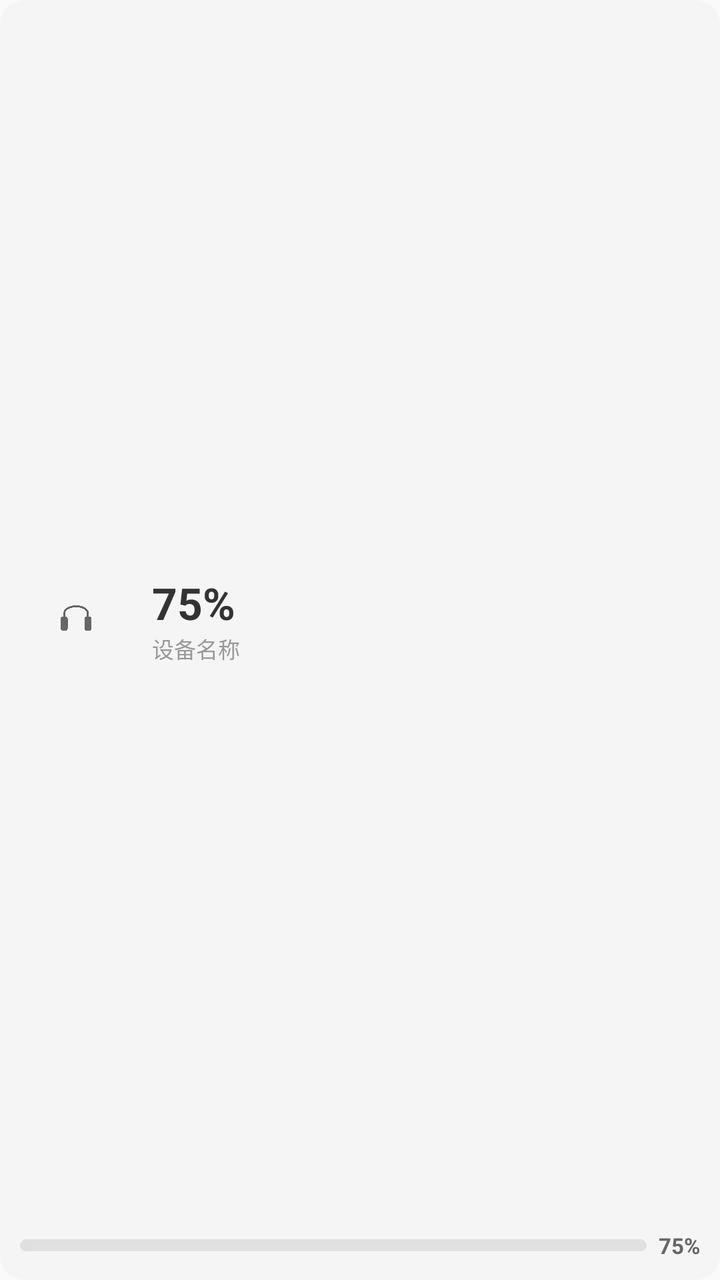
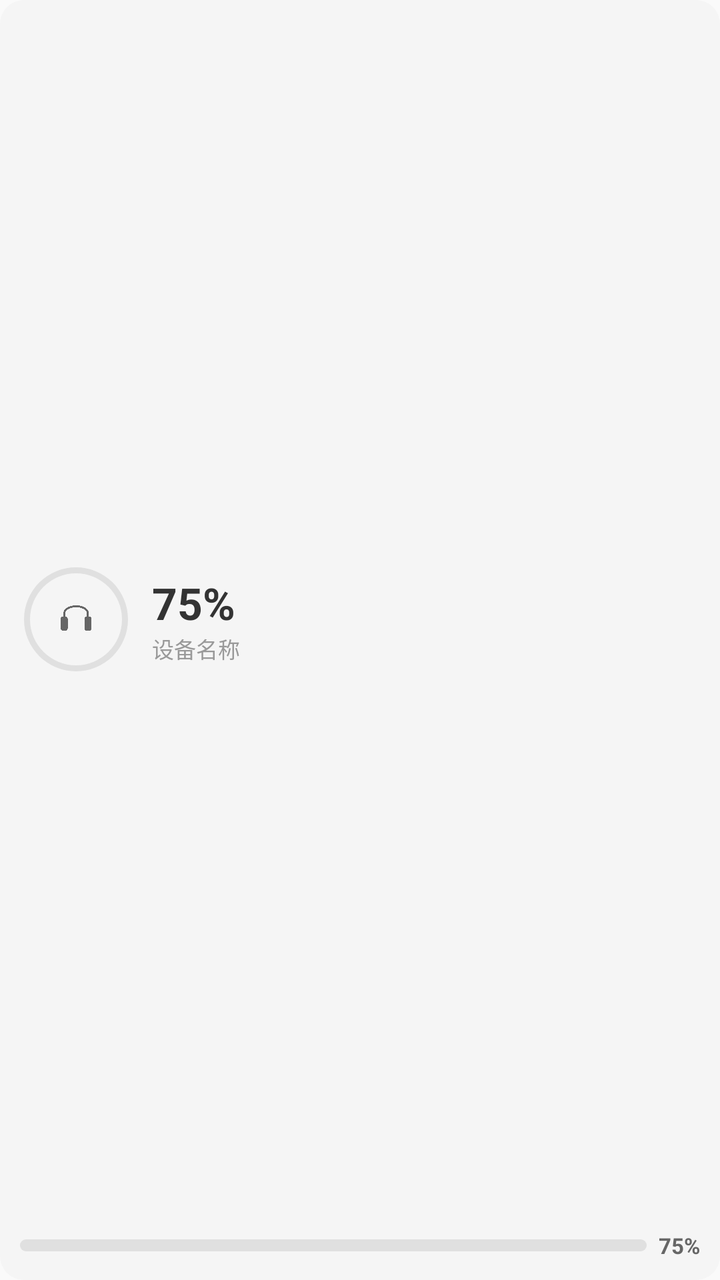

Screens rendered from an Android XML layout before and after an edit, with the pre-edit source and the edit as a unified diff.
<!-- AndroidManifest.xml: application theme Theme.BluetoothBattery -->
<!-- res/layout/widget_2x2_single.xml -->
<?xml version="1.0" encoding="utf-8"?>
<LinearLayout xmlns:android="http://schemas.android.com/apk/res/android"
    android:id="@+id/widget_2x2_single_root"
    android:layout_width="match_parent"
    android:layout_height="match_parent"
    android:orientation="vertical"
    android:padding="10dp"
    android:background="@drawable/widget_card_bg"
    android:gravity="center">

    
    <LinearLayout
        android:layout_width="match_parent"
        android:layout_height="0dp"
        android:layout_weight="1"
        android:orientation="horizontal"
        android:gravity="center_vertical">

        <FrameLayout
            android:layout_width="56dp"
            android:layout_height="56dp"
            android:layout_marginEnd="10dp">

            <ImageView
                android:id="@+id/widget_ring_bg"
                android:layout_width="56dp"
                android:layout_height="56dp"
                android:src="@drawable/widget_circle_bg" />

            <ImageView
                android:id="@+id/widget_ring_icon"
                android:layout_width="28dp"
                android:layout_height="28dp"
                android:layout_gravity="center"
                android:src="@drawable/ic_device_headphone" />
        </FrameLayout>

        <LinearLayout
            android:layout_width="wrap_content"
            android:layout_height="wrap_content"
            android:orientation="vertical">

            <TextView
                android:id="@+id/widget_ring_battery_pct"
                android:layout_width="wrap_content"
                android:layout_height="wrap_content"
                android:text="75%"
                android:textSize="22sp"
                android:textColor="#333333"
                android:textStyle="bold" />

            <TextView
                android:id="@+id/widget_ring_device_name"
                android:layout_width="wrap_content"
                android:layout_height="wrap_content"
                android:text="设备名称"
                android:textSize="11sp"
                android:textColor="#999999"
                android:ellipsize="end"
                android:maxLines="2" />
        </LinearLayout>
    </LinearLayout>

    
    <LinearLayout
        android:layout_width="match_parent"
        android:layout_height="wrap_content"
        android:orientation="horizontal"
        android:gravity="center_vertical"
        android:layout_marginTop="6dp">

        <ProgressBar
            android:id="@+id/widget_fallback_bar"
            style="@android:style/Widget.ProgressBar.Horizontal"
            android:layout_width="0dp"
            android:layout_height="6dp"
            android:layout_weight="1"
            android:max="100"
            android:progressDrawable="@drawable/widget_battery_progress" />

        <TextView
            android:id="@+id/widget_fallback_pct"
            android:layout_width="wrap_content"
            android:layout_height="wrap_content"
            android:text="75%"
            android:textSize="11sp"
            android:textColor="#666666"
            android:textStyle="bold"
            android:layout_marginStart="6dp" />
    </LinearLayout>

    
    <LinearLayout
        android:id="@+id/widget_sub_batteries"
        android:layout_width="match_parent"
        android:layout_height="wrap_content"
        android:orientation="vertical"
        android:layout_marginTop="4dp"
        android:visibility="gone">

        <LinearLayout
            android:id="@+id/widget_left_ear_row"
            android:layout_width="match_parent"
            android:layout_height="wrap_content"
            android:orientation="horizontal"
            android:gravity="center_vertical"
            android:visibility="gone">

            <TextView
                android:layout_width="20dp"
                android:layout_height="wrap_content"
                android:text="L"
                android:textSize="10sp"
                android:textColor="#888888" />

            <ProgressBar
                android:id="@+id/widget_left_ear_bar"
                style="@android:style/Widget.ProgressBar.Horizontal"
                android:layout_width="0dp"
                android:layout_height="5dp"
                android:layout_weight="1"
                android:max="100"
                android:progressDrawable="@drawable/widget_battery_progress_small" />

            <TextView
                android:id="@+id/widget_left_ear_pct"
                android:layout_width="28dp"
                android:layout_height="wrap_content"
                android:text="80%"
                android:textSize="10sp"
                android:textColor="#666666"
                android:gravity="end" />
        </LinearLayout>

        <LinearLayout
            android:id="@+id/widget_right_ear_row"
            android:layout_width="match_parent"
            android:layout_height="wrap_content"
            android:orientation="horizontal"
            android:gravity="center_vertical"
            android:visibility="gone">

            <TextView
                android:layout_width="20dp"
                android:layout_height="wrap_content"
                android:text="R"
                android:textSize="10sp"
                android:textColor="#888888" />

            <ProgressBar
                android:id="@+id/widget_right_ear_bar"
                style="@android:style/Widget.ProgressBar.Horizontal"
                android:layout_width="0dp"
                android:layout_height="5dp"
                android:layout_weight="1"
                android:max="100"
                android:progressDrawable="@drawable/widget_battery_progress_small" />

            <TextView
                android:id="@+id/widget_right_ear_pct"
                android:layout_width="28dp"
                android:layout_height="wrap_content"
                android:text="80%"
                android:textSize="10sp"
                android:textColor="#666666"
                android:gravity="end" />
        </LinearLayout>

        <LinearLayout
            android:id="@+id/widget_case_row"
            android:layout_width="match_parent"
            android:layout_height="wrap_content"
            android:orientation="horizontal"
            android:gravity="center_vertical"
            android:visibility="gone">

            <TextView
                android:layout_width="20dp"
                android:layout_height="wrap_content"
                android:text="盒"
                android:textSize="10sp"
                android:textColor="#888888" />

            <ProgressBar
                android:id="@+id/widget_case_bar"
                style="@android:style/Widget.ProgressBar.Horizontal"
                android:layout_width="0dp"
                android:layout_height="5dp"
                android:layout_weight="1"
                android:max="100"
                android:progressDrawable="@drawable/widget_battery_progress_small" />

            <TextView
                android:id="@+id/widget_case_pct"
                android:layout_width="28dp"
                android:layout_height="wrap_content"
                android:text="90%"
                android:textSize="10sp"
                android:textColor="#666666"
                android:gravity="end" />
        </LinearLayout>
    </LinearLayout>
</LinearLayout>
<!-- resources referenced by this layout -->
<resources>
  <!-- drawable ic_device_headphone: png bitmap (drawable, 4293 bytes) -->
  <!-- drawable widget_battery_progress (drawable) -->
  <?xml version="1.0" encoding="utf-8"?>
  <layer-list xmlns:android="http://schemas.android.com/apk/res/android">
      <item android:id="@android:id/background">
          <shape>
              <corners android:radius="4dp" />
              <solid android:color="#E0E0E0" />
          </shape>
      </item>
      <item android:id="@android:id/progress">
          <clip>
              <shape>
                  <corners android:radius="4dp" />
                  <solid android:color="#4CAF50" />
              </shape>
          </clip>
      </item>
  </layer-list>
  <!-- drawable widget_battery_progress_small (drawable) -->
  <?xml version="1.0" encoding="utf-8"?>
  <layer-list xmlns:android="http://schemas.android.com/apk/res/android">
      <item android:id="@android:id/background">
          <shape>
              <corners android:radius="2dp" />
              <solid android:color="#E8E8E8" />
          </shape>
      </item>
      <item android:id="@android:id/progress">
          <clip>
              <shape>
                  <corners android:radius="2dp" />
                  <solid android:color="#66BB6A" />
              </shape>
          </clip>
      </item>
  </layer-list>
  <!-- drawable widget_card_bg (drawable) -->
  <?xml version="1.0" encoding="utf-8"?>
  <shape xmlns:android="http://schemas.android.com/apk/res/android"
      android:shape="rectangle">
      <solid android:color="#F5F5F5" />
      <corners android:radius="12dp" />
  </shape>
  <style name="Theme.BluetoothBattery" parent="android:Theme.Material.Light.NoActionBar" />
</resources>

<!-- the commit's change to res/layout/widget_2x2_single.xml (unified diff, before → after) -->
@@ -25,7 +25,7 @@
                 android:id="@+id/widget_ring_bg"
                 android:layout_width="56dp"
                 android:layout_height="56dp"
-                android:src="@drawable/widget_circle_bg" />
+                android:src="@drawable/widget_ring_battery_unknown" />
 
             <ImageView
                 android:id="@+id/widget_ring_icon"
<!-- resource entries referenced after the edit -->
@@ -44,6 +44,26 @@
       <solid android:color="#F5F5F5" />
       <corners android:radius="12dp" />
   </shape>
+  <!-- drawable widget_ring_battery_unknown (drawable) -->
+  <?xml version="1.0" encoding="utf-8"?>
+  <layer-list xmlns:android="http://schemas.android.com/apk/res/android">
+      <item>
+          <shape android:shape="ring"
+              android:thickness="3dp"
+              android:innerRadius="23dp"
+              android:useLevel="false">
+              <solid android:color="#E0E0E0" />
+          </shape>
+      </item>
+      <item>
+          <shape android:shape="ring"
+              android:thickness="3dp"
+              android:innerRadius="23dp"
+              android:useLevel="true">
+              <solid android:color="#9E9E9E" />
+          </shape>
+      </item>
+  </layer-list>
   <style name="Theme.BluetoothBattery" parent="android:Theme.Material.Light.NoActionBar" />
 </resources>
 
